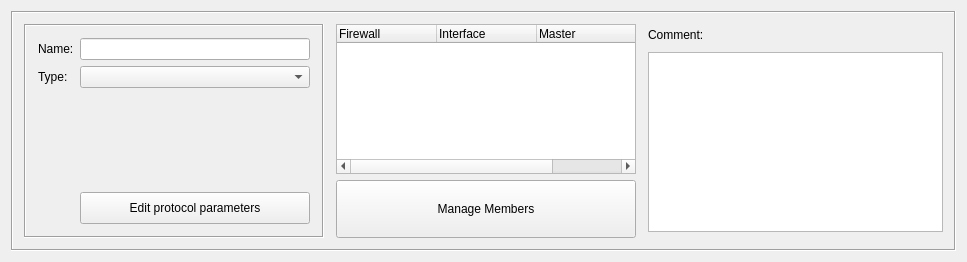
Qt form src/gui/clustergroupdialog_q.ui (fwbuilder/fwbuilder) before a commit.
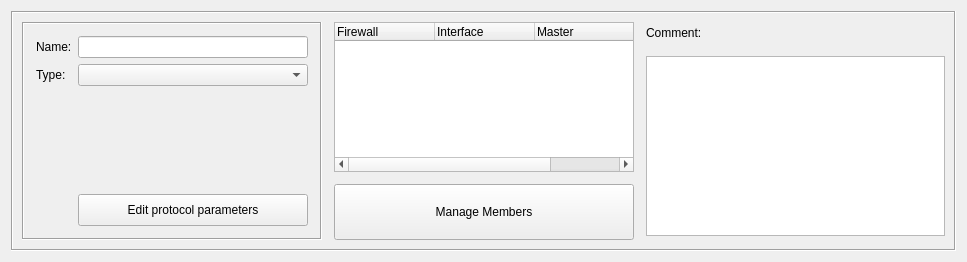
The same form after that commit.

Commit message: See #501 Finally cleaned up dialog layout for all object dialogs. Had to remove default margin and spacing in the "form setting" for each dialog

Diff of the .ui file:
```diff
--- a/src/gui/clustergroupdialog_q.ui
+++ b/src/gui/clustergroupdialog_q.ui
@@ -327,7 +327,6 @@
    </item>
   </layout>
  </widget>
- <layoutdefault spacing="6" margin="11" />
  <tabstops>
   <tabstop>manageMembers</tabstop>
   <tabstop>comment</tabstop>
```
Left out of the diff: 1 changed line with no effect on the pictures. The commit also changes 30 other files.
